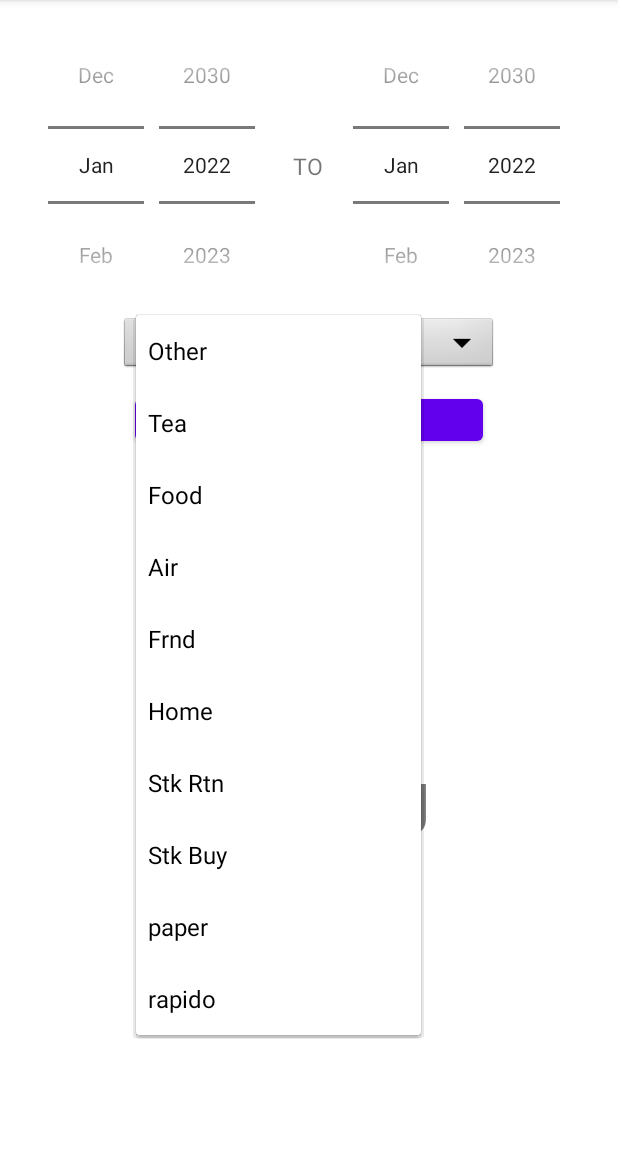
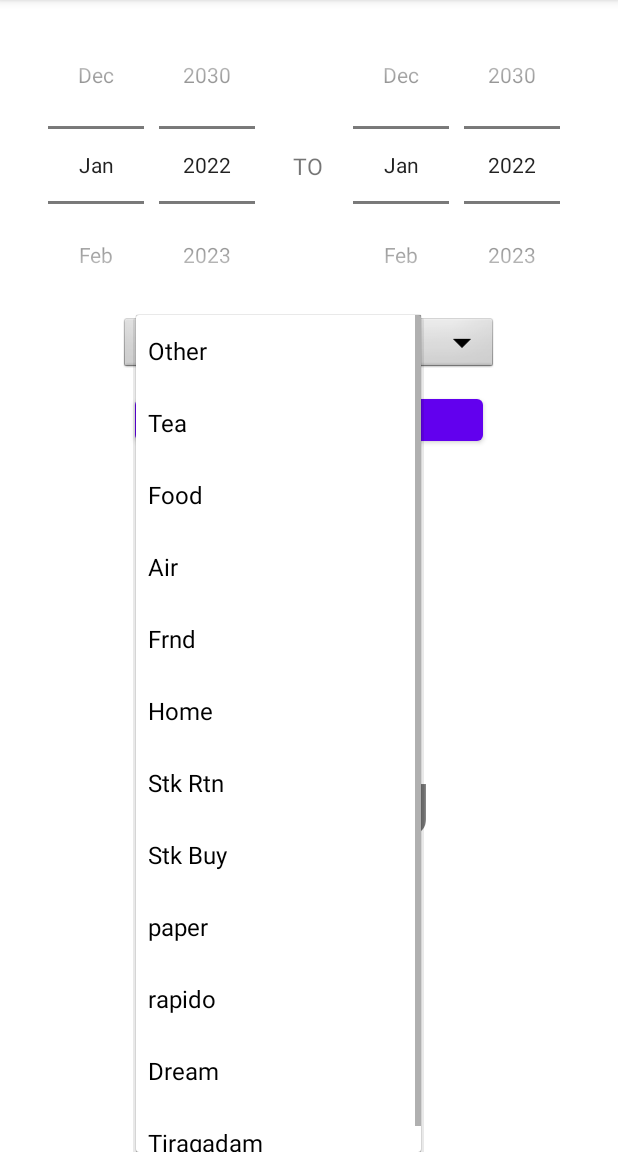
Before and after one commit to Aravindkothamasu/Android-SampleApp, an Android app: the PeriodicStats screen opened directly, with no data from a screen before it, after a tap on "Other", on a phone screen of 412 x 824 dp, the part 84-1236 px from its top. Run offline under Robolectric (Android 15) with nearby library versions, the phone set to English and light mode, and no system bars; our stand-ins replace navigation-ui; Roboto replaces fonts that are not available here.

Commit message:
Added new option

```diff
--- a/app/src/main/java/com/example/sampletestapp/DBHandler.java
+++ b/app/src/main/java/com/example/sampletestapp/DBHandler.java
@@ -108,6 +108,8 @@ public class DBHandler extends SQLiteOpenHelper {
         lCategoryNameList.add(context.getString(R.string.CATEGORY8));
         lCategoryNameList.add(context.getString(R.string.CATEGORY9));
         lCategoryNameList.add(context.getString(R.string.CATEGORY10));
+        lCategoryNameList.add(context.getString(R.string.CATEGORY11));
+        lCategoryNameList.add(context.getString(R.string.CATEGORY12));
     }
 
     public CategoryResult[] getPeriodicStats( CurrentDate StartDate, CurrentDate EndDate, String selectedCategory ) {
--- a/app/src/main/res/values/strings.xml
+++ b/app/src/main/res/values/strings.xml
@@ -35,7 +35,7 @@
 
     <!-- Purchase Category Type declaration -->
     <!-- TODO : if ever changed any need to change in DBHandler.java ( func feedCategoryNameList() ) -->
-    <integer name="CATEGORY_COUNT">10</integer>
+    <integer name="CATEGORY_COUNT">12</integer>
 
     <string name="CATEGORY1">Other</string>
     <string name="CATEGORY2">Tea</string>
@@ -47,6 +47,8 @@
     <string name="CATEGORY8">Stk Buy</string>
     <string name="CATEGORY9">paper</string>
     <string name="CATEGORY10">rapido</string>
+    <string name="CATEGORY11">Dream</string>
+    <string name="CATEGORY12">Tiragadam</string>
 
     <string name="CATEGORY_OTHER">@string/CATEGORY1</string>
     <string name="CATEGORY_STOCK_RTN">@string/CATEGORY5</string>
```
Also changed, not shown: 1 other file.
